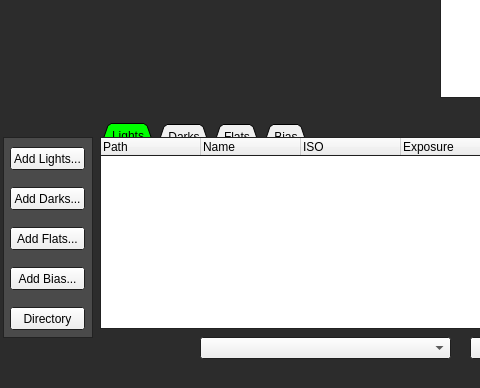
This is mainwindow.ui in CarlMansfield/ImageStacker as Qt 5 draws it before an edit; both pictures show x 0 to 480 and y 332 to 720 of the 1080 by 720 pixel window. The edited form follows.
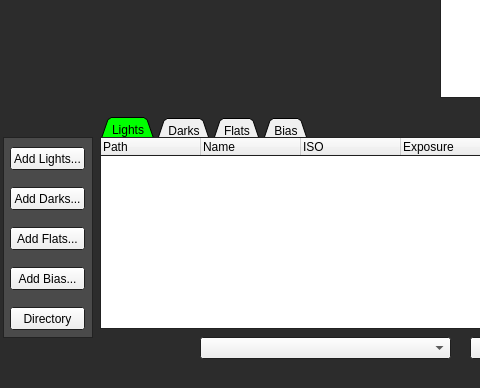
This is the edited form.

The edit to the form file:
```diff
--- a/mainwindow.ui
+++ b/mainwindow.ui
@@ -211,7 +211,7 @@
     <property name="geometry">
      <rect>
       <x>100</x>
-      <y>436</y>
+      <y>430</y>
       <width>231</width>
       <height>80</height>
      </rect>
```
Left out of the diff: 2 changed lines with no effect on the pictures.
